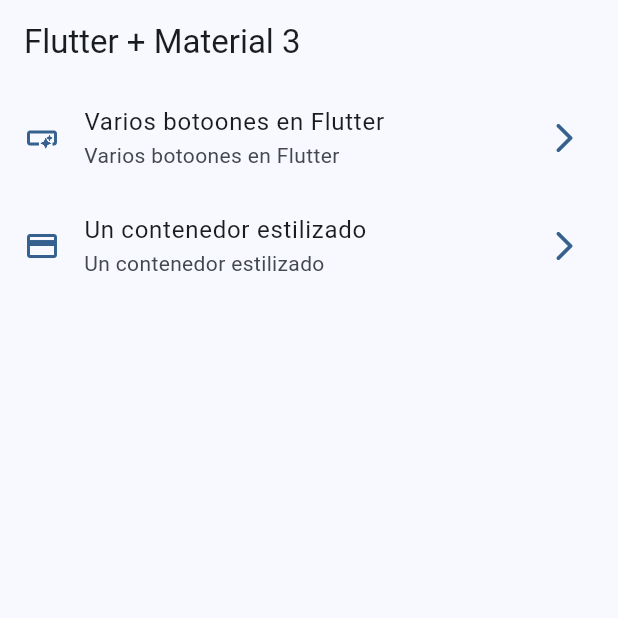
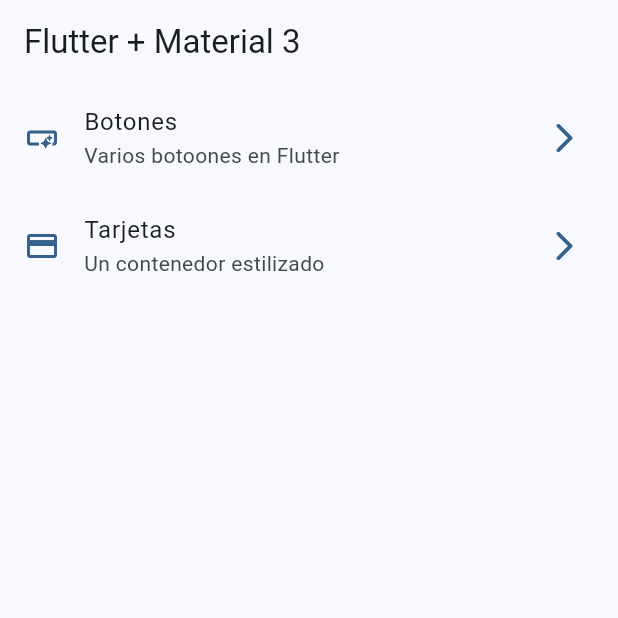
Before and after one commit to sardo15/flut_widgets_app, a Flutter app: the screen it shows after launch, on a phone screen of 412 x 824 dp, the top half of it. Run offline on Flutter 3.47's test engine with Material 2 defaults, Android fonts, the phone set to English and light mode, and no system bars; our stand-ins replace go_router.

Commit message:
rutas con nombre implementado

```diff
--- a/lib/config/menu/menu_items.dart
+++ b/lib/config/menu/menu_items.dart
@@ -26,7 +26,7 @@ const appMenuItems = <MenuItem>[
   MenuItem(
       title: 'Tarjetas',
       subtitle: 'Un contenedor estilizado',
-      link: '/cards',
+      link: '/cards ',
       icon: Icons.credit_card),
 
 ];
--- a/lib/config/presentations/screens/buttons/buttons_screen.dart
+++ b/lib/config/presentations/screens/buttons/buttons_screen.dart
@@ -1,6 +1,9 @@
 import 'package:flutter/material.dart';
 
 class ButtonsScreen extends StatelessWidget {
+
+  static const String name = 'buttons_screen';
+
   const ButtonsScreen({super.key});
 
   @override
--- a/lib/config/presentations/screens/cards/cards_screen.dart
+++ b/lib/config/presentations/screens/cards/cards_screen.dart
@@ -1,6 +1,9 @@
 import 'package:flutter/material.dart';
 
 class CardsScreen extends StatelessWidget {
+
+  static const String name ='cards_screen';
+
   const CardsScreen({super.key});
 
   @override
--- a/lib/config/presentations/screens/home/home_screen.dart
+++ b/lib/config/presentations/screens/home/home_screen.dart
@@ -1,9 +1,13 @@
 import 'package:flutter/material.dart';
+import 'package:go_router/go_router.dart';
 import 'package:widgets_app/config/menu/menu_items.dart';
 
 import '../buttons/buttons_screen.dart';
 
 class HomeScreen extends StatelessWidget {
+
+  static const String name ='home_screen';
+
   const HomeScreen({super.key});
 
   @override
@@ -49,17 +53,21 @@ class _CustomListTile extends StatelessWidget {
     return ListTile(
       leading: Icon(menuItem.icon, color: colors.primary),
       trailing: Icon(Icons.arrow_forward_ios_rounded, color: colors.primary,),
-      title: Text(menuItem.subtitle),
+      title: Text(menuItem.title),
       subtitle: Text(menuItem.subtitle),
       onTap: () {
         //TODO: Navegar a otra pantalla
         /*
+        From Flutter
         Navigator.of(context).push(
           MaterialPageRoute(builder: (context) => const ButtonsScreen())
         );
         */
+        //Navigator.pushNamed(context, menuItem.link);
 
-        Navigator.pushNamed(context, menuItem.link);
+        //Options from Go Router
+        //context.push(menuItem.link);
+        context.push(menuItem.link);
 
       },
     );
--- /dev/null
+++ b/lib/config/presentations/screens/screens.dart
@@ -0,0 +1,5 @@
+
+
+export 'package:widgets_app/config/presentations/screens/cards/cards_screen.dart';
+export 'package:widgets_app/config/presentations/screens/buttons/buttons_screen.dart';
+export 'package:widgets_app/config/presentations/screens/home/home_screen.dart';
--- /dev/null
+++ b/lib/config/router/app_router.dart
@@ -0,0 +1,17 @@
+import 'package:go_router/go_router.dart';
+import 'package:widgets_app/config/presentations/screens/buttons/buttons_screen.dart';
+import 'package:widgets_app/config/presentations/screens/cards/cards_screen.dart';
+import 'package:widgets_app/config/presentations/screens/home/home_screen.dart';
+
+
+//GoRouter Configuration
+final appRouter = GoRouter(
+  routes: [
+    GoRoute(path: '/', name: HomeScreen.name, builder: (context,state) => const HomeScreen(),),
+
+    GoRoute(path: '/buttons', name: ButtonsScreen.name, builder: (context, state) => const ButtonsScreen(),),
+
+    GoRoute(path: '/cards', name: CardsScreen.name, builder: (context, state) => const CardsScreen(),),
+
+  ]
+);
--- a/lib/main.dart
+++ b/lib/main.dart
@@ -1,7 +1,8 @@
 import 'package:flutter/material.dart';
-import 'package:widgets_app/config/presentations/screens/home/home_screen.dart';
+import 'package:widgets_app/config/router/app_router.dart';
 import 'package:widgets_app/config/theme/app_theme.dart';
 
+import 'package:widgets_app/config/presentations/screens/home/home_screen.dart';
 import 'config/presentations/screens/buttons/buttons_screen.dart';
 import 'config/presentations/screens/cards/cards_screen.dart';
 
@@ -14,14 +15,24 @@ class MainApp extends StatelessWidget {
 
   @override
   Widget build(BuildContext context) {
-    return MaterialApp(
+    return MaterialApp.router(
+      routerConfig: appRouter,
       debugShowCheckedModeBanner: false,
       theme: AppTheme(selectedColor: 0).getTheme(),
+
+      // basado en navigator and route names
+      /*
       home: const HomeScreen(),
       routes: {
         '/buttons':(context) => const ButtonsScreen(),
         '/cards':(context) => const CardsScreen(),
       },
+
+      */
+
+      //using Go Router
+
+
       );
   }
 }
--- a/pubspec.yaml
+++ b/pubspec.yaml
@@ -9,11 +9,12 @@ environment:
 dependencies:
   flutter:
     sdk: flutter
+  go_router: ^6.5.7
 
 dev_dependencies:
+  flutter_lints: ^2.0.0
   flutter_test:
     sdk: flutter
-  flutter_lints: ^2.0.0
 
 flutter:
   uses-material-design: true
```
Also changed, not shown: pubspec.lock.
